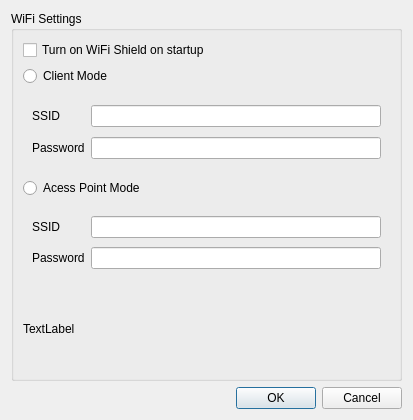
This is src/plugins/openmv/openmvcamerasettings.ui in pide2000/qt-creator as Qt 5 draws it before an edit. The edited form follows.
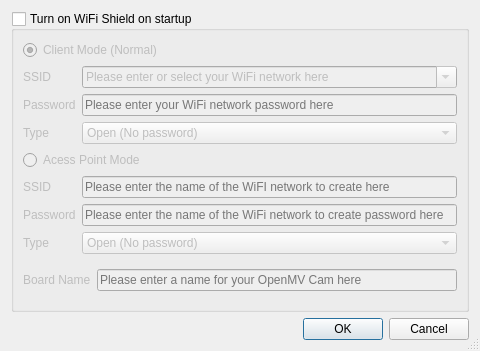
This is the edited form.

Diff of the .ui file:
```diff
--- a/src/plugins/openmv/openmvcamerasettings.ui
+++ b/src/plugins/openmv/openmvcamerasettings.ui
@@ -6,105 +6,248 @@
    <rect>
     <x>0</x>
     <y>0</y>
-    <width>413</width>
-    <height>420</height>
+    <width>480</width>
+    <height>320</height>
    </rect>
   </property>
   <property name="windowTitle">
    <string>Dialog</string>
   </property>
-  <layout class="QVBoxLayout" name="verticalLayout_2">
+  <property name="sizeGripEnabled">
+   <bool>true</bool>
+  </property>
+  <layout class="QVBoxLayout" name="layout">
    <item>
-    <widget class="QGroupBox" name="groupBox">
+    <widget class="QGroupBox" name="wifiSettingsBox">
      <property name="title">
-      <string>WiFi Settings</string>
+      <string>Turn on WiFi Shield on startup</string>
      </property>
-     <layout class="QVBoxLayout" name="verticalLayout">
+     <property name="checkable">
+      <bool>true</bool>
+     </property>
+     <property name="checked">
+      <bool>false</bool>
+     </property>
+     <layout class="QVBoxLayout" name="wifiSettingsLayout">
       <item>
-       <widget class="QCheckBox" name="checkBox">
+       <widget class="QRadioButton" name="clientModeButton">
         <property name="text">
-         <string>Turn on WiFi Shield on startup</string>
+         <string>Client Mode (Normal)</string>
         </property>
-       </widget>
-      </item>
-      <item>
-       <widget class="QRadioButton" name="radioButton">
-        <property name="text">
-         <string>Client Mode</string>
+        <property name="checked">
+         <bool>true</bool>
         </property>
        </widget>
       </item>
       <item>
-       <widget class="QWidget" name="widget" native="true">
-        <layout class="QGridLayout" name="gridLayout_2">
-         <item row="0" column="0">
-          <widget class="QLabel" name="label_3">
-           <property name="text">
-            <string>SSID</string>
-           </property>
-          </widget>
-         </item>
-         <item row="0" column="1">
-          <widget class="QLineEdit" name="lineEdit_3"/>
-         </item>
+       <widget class="QWidget" name="clientModeWidget" native="true">
+        <layout class="QGridLayout" name="clientModeWidgetLayout">
+         <property name="leftMargin">
+          <number>0</number>
+         </property>
+         <property name="topMargin">
+          <number>0</number>
+         </property>
+         <property name="rightMargin">
+          <number>0</number>
+         </property>
+         <property name="bottomMargin">
+          <number>0</number>
+         </property>
          <item row="1" column="0">
-          <widget class="QLabel" name="label_4">
+          <widget class="QLabel" name="clientModePasswordLabel">
            <property name="text">
             <string>Password</string>
            </property>
           </widget>
          </item>
          <item row="1" column="1">
-          <widget class="QLineEdit" name="lineEdit_4"/>
+          <widget class="QLineEdit" name="clientModePasswordEntry">
+           <property name="maxLength">
+            <number>255</number>
+           </property>
+           <property name="placeholderText">
+            <string>Please enter your WiFi network password here</string>
+           </property>
+          </widget>
+         </item>
+         <item row="2" column="0">
+          <widget class="QLabel" name="clientModeTypeLabel">
+           <property name="text">
+            <string>Type</string>
+           </property>
+           <property name="buddy">
+            <cstring>clientModeTypeEntry</cstring>
+           </property>
+          </widget>
+         </item>
+         <item row="2" column="1">
+          <widget class="QComboBox" name="clientModeTypeEntry">
+           <item>
+            <property name="text">
+             <string>Open (No password)</string>
+            </property>
+           </item>
+           <item>
+            <property name="text">
+             <string>WPA (Modern WiFi Security)</string>
+            </property>
+           </item>
+           <item>
+            <property name="text">
+             <string>WEP (Hexadecimal password)</string>
+            </property>
+           </item>
+          </widget>
+         </item>
+         <item row="0" column="0">
+          <widget class="QLabel" name="clientModeSSIDLabel">
+           <property name="text">
+            <string>SSID</string>
+           </property>
+           <property name="buddy">
+            <cstring>clientModeSSIDEntry</cstring>
+           </property>
+          </widget>
+         </item>
+         <item row="0" column="1">
+          <widget class="QComboBox" name="clientModeSSIDEntry">
+           <property name="editable">
+            <bool>true</bool>
+           </property>
+           <property name="currentText">
+            <string>Please enter or select your WiFi network here</string>
+           </property>
+          </widget>
          </item>
         </layout>
        </widget>
       </item>
       <item>
-       <widget class="QRadioButton" name="radioButton_2">
+       <widget class="QRadioButton" name="accessPointModeButton">
         <property name="text">
          <string>Acess Point Mode</string>
         </property>
        </widget>
       </item>
       <item>
-       <widget class="QWidget" name="widget_2" native="true">
-        <layout class="QGridLayout" name="gridLayout">
+       <widget class="QWidget" name="accessPointModeWidget" native="true">
+        <layout class="QGridLayout" name="accessPointModeWidgetLayout">
+         <property name="leftMargin">
+          <number>0</number>
+         </property>
+         <property name="topMargin">
+          <number>0</number>
+         </property>
+         <property name="rightMargin">
+          <number>0</number>
+         </property>
+         <property name="bottomMargin">
+          <number>0</number>
+         </property>
          <item row="0" column="0">
-          <widget class="QLabel" name="label">
+          <widget class="QLabel" name="accessPointModeSSIDLabel">
            <property name="text">
             <string>SSID</string>
            </property>
           </widget>
          </item>
-         <item row="0" column="1">
-          <widget class="QLineEdit" name="lineEdit"/>
+         <item row="1" column="1">
+          <widget class="QLineEdit" name="accessPointModePasswordEntry">
+           <property name="maxLength">
+            <number>255</number>
+           </property>
+           <property name="placeholderText">
+            <string>Please enter the name of the WiFi network to create password here</string>
+           </property>
+          </widget>
          </item>
          <item row="1" column="0">
-          <widget class="QLabel" name="label_2">
+          <widget class="QLabel" name="accessPointModePasswordLabel">
            <property name="text">
             <string>Password</string>
            </property>
           </widget>
          </item>
-         <item row="1" column="1">
-          <widget class="QLineEdit" name="lineEdit_2"/>
+         <item row="0" column="1">
+          <widget class="QLineEdit" name="accessPointModeSSIDEntry">
+           <property name="maxLength">
+            <number>255</number>
+           </property>
+           <property name="placeholderText">
+            <string>Please enter the name of the WiFI network to create here</string>
+           </property>
+          </widget>
+         </item>
+         <item row="2" column="0">
+          <widget class="QLabel" name="accessPointModeTypeLabel">
+           <property name="text">
+            <string>Type</string>
+           </property>
+           <property name="buddy">
+            <cstring>accessPointModeTypeEntry</cstring>
+           </property>
+          </widget>
+         </item>
+         <item row="2" column="1">
+          <widget class="QComboBox" name="accessPointModeTypeEntry">
+           <item>
+            <property name="text">
+             <string>Open (No password)</string>
+            </property>
+           </item>
+           <item>
+            <property name="text">
+             <string>WPA (Modern WiFi Security)</string>
+            </property>
+           </item>
+           <item>
+            <property name="text">
+             <string>WEP (Hexadecimal password)</string>
+            </property>
+           </item>
+          </widget>
          </item>
         </layout>
        </widget>
       </item>
       <item>
-       <widget class="QLabel" name="label_5">
-        <property name="text">
-         <string>TextLabel</string>
-        </property>
+       <widget class="QWidget" name="boardWidget" native="true">
+        <layout class="QHBoxLayout" name="boardWidgetLayout">
+         <property name="leftMargin">
+          <number>0</number>
+         </property>
+         <property name="rightMargin">
+          <number>0</number>
+         </property>
+         <item>
+          <widget class="QLabel" name="boardNameLabel">
+           <property name="text">
+            <string>Board Name</string>
+           </property>
+           <property name="buddy">
+            <cstring>boardNameEntry</cstring>
+           </property>
+          </widget>
+         </item>
+         <item>
+          <widget class="QLineEdit" name="boardNameEntry">
+           <property name="maxLength">
+            <number>255</number>
+           </property>
+           <property name="placeholderText">
+            <string>Please enter a name for your OpenMV Cam here</string>
+           </property>
+          </widget>
+         </item>
+        </layout>
        </widget>
       </item>
      </layout>
     </widget>
    </item>
    <item>
-    <widget class="QDialogButtonBox" name="buttonBox">
+    <widget class="QDialogButtonBox" name="closeBox">
      <property name="orientation">
       <enum>Qt::Horizontal</enum>
      </property>
```
Left out of the diff: 35 changed lines with no effect on the pictures.
